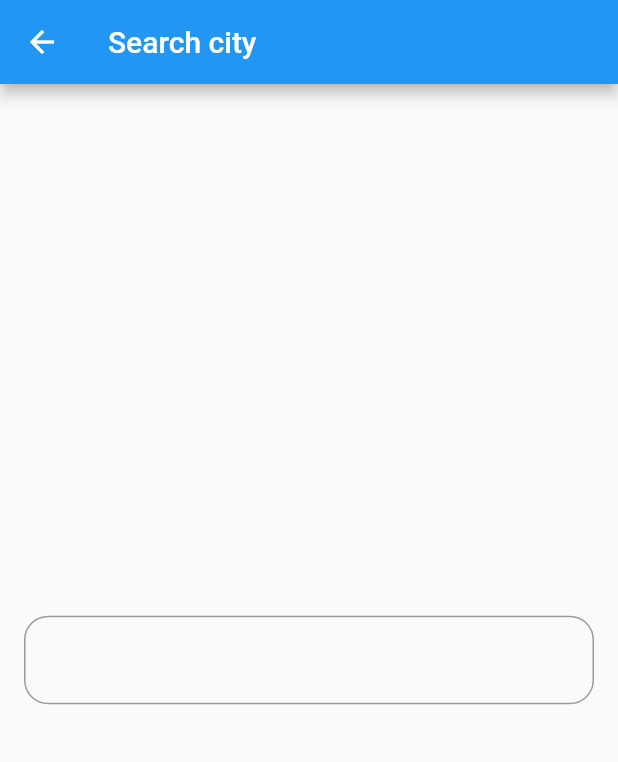
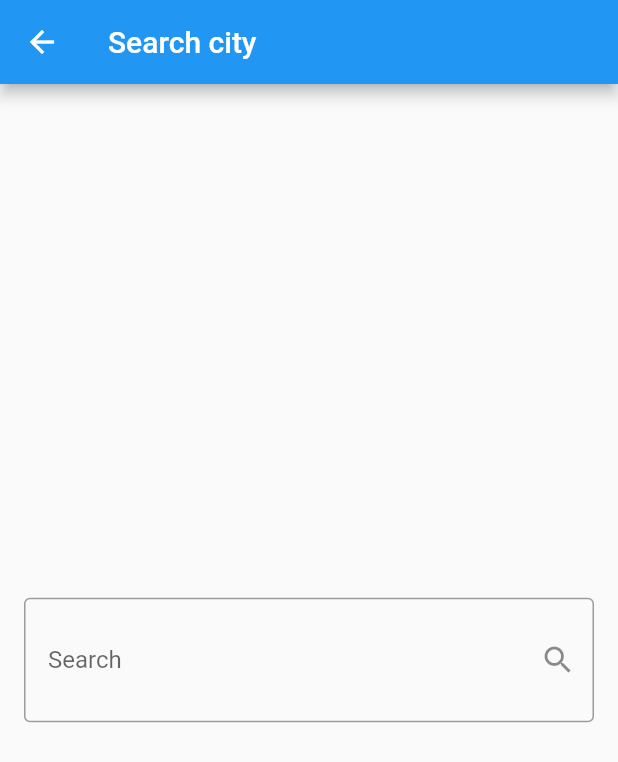
Before and after one commit to MohamedEssam9009/weathertide, a Flutter app: the SearchView screen opened directly, on a phone screen of 412 x 824 dp. Shown: the top 762 px of the screen. Run offline on Flutter 3.47's test engine with Material 3 defaults, Android fonts, the phone set to English and light mode, and no system bars.

Commit message:
TextField part three

```diff
--- a/lib/views/search_view.dart
+++ b/lib/views/search_view.dart
@@ -9,14 +9,20 @@ class SearchView extends StatelessWidget {
       appBar: AppBar(
         title: const Text('Search city'),
       ),
-      body: Padding(
-        padding: const EdgeInsets.symmetric(horizontal: 16.0),
+      body: const Padding(
+        padding: EdgeInsets.symmetric(horizontal: 16.0),
         child: Center(
           child: TextField(
             decoration: InputDecoration(
+              label: Text('Search'),
+              hintText: 'Enter City Name',
+              contentPadding: EdgeInsets.symmetric(
+                horizontal: 16.0,
+                vertical: 32.0,
+              ),
+              suffixIcon: Icon(Icons.search),
               border: OutlineInputBorder(
-                borderRadius: BorderRadius.circular(16.0),
-                borderSide: const BorderSide(color: Colors.green),
+                borderSide: BorderSide(color: Colors.green),
               ),
             ),
           ),
```
